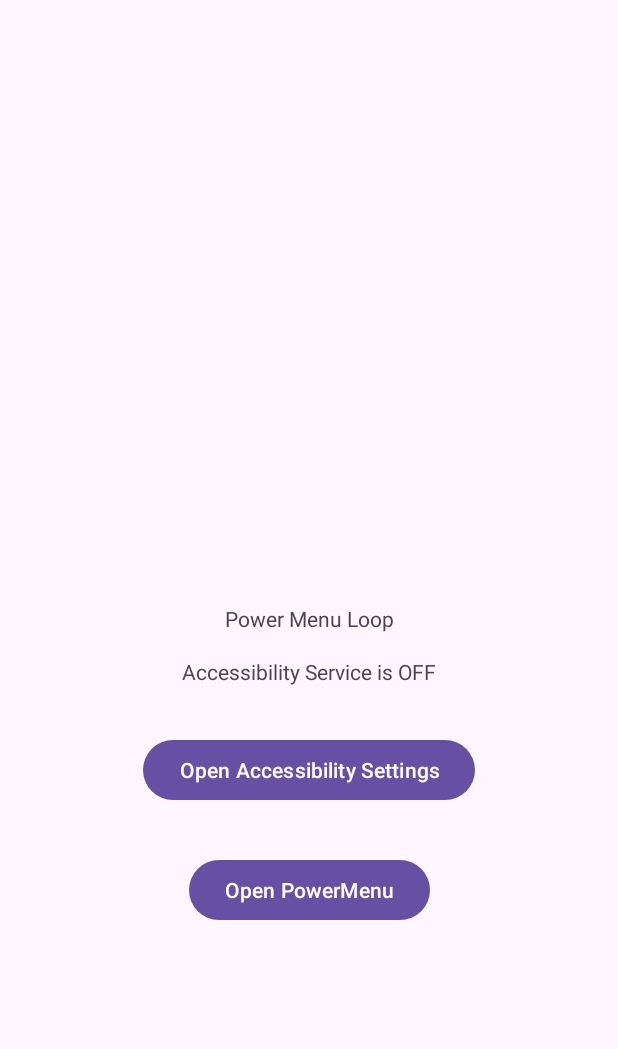
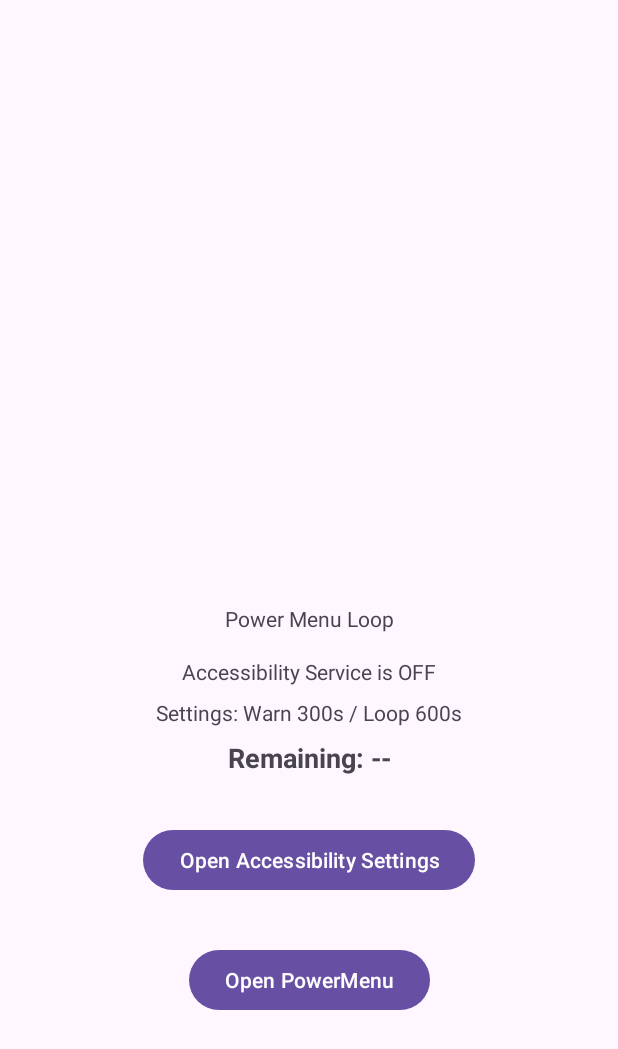
Before and after one commit to purple-comet/ShutDownLoop, an Android app: the screen it shows after launch (MainActivity), on a phone screen of 412 x 824 dp. Shown: the top 1049 px of the screen. Run offline under Robolectric (Android 15) with nearby library versions, the phone set to English and light mode, and no system bars.

Commit message:
feat: 位置情報で自宅付近のみ起動するように変更

```diff
--- a/app/src/main/AndroidManifest.xml
+++ b/app/src/main/AndroidManifest.xml
@@ -1,6 +1,10 @@
 <?xml version="1.0" encoding="utf-8"?>
 <manifest xmlns:android="http://schemas.android.com/apk/res/android"
     xmlns:tools="http://schemas.android.com/tools">
+
+    <!-- 位置情報権限の追加 -->
+    <uses-permission android:name="android.permission.ACCESS_FINE_LOCATION" />
+    <uses-permission android:name="android.permission.ACCESS_COARSE_LOCATION" />
 
     <application
         android:allowBackup="true"
--- a/app/src/main/java/com/example/powermenuloop/MainActivity.kt
+++ b/app/src/main/java/com/example/powermenuloop/MainActivity.kt
@@ -1,8 +1,10 @@
 package com.example.powermenuloop
 
+import android.Manifest
 import android.accessibilityservice.AccessibilityServiceInfo
 import android.content.Context
 import android.content.Intent
+import android.content.pm.PackageManager
 import android.os.Bundle
 import android.provider.Settings
 import android.view.accessibility.AccessibilityManager
@@ -11,12 +13,22 @@ import android.widget.TextView
 import android.widget.Toast
 import androidx.activity.enableEdgeToEdge
 import androidx.appcompat.app.AppCompatActivity
+import androidx.core.app.ActivityCompat
+import androidx.core.content.ContextCompat
 import androidx.core.view.ViewCompat
 import androidx.core.view.WindowInsetsCompat
+import android.util.Log
+
 
 class MainActivity : AppCompatActivity() {
 
     private lateinit var statusTextView: TextView
+    private lateinit var settingsTextView: TextView
+    private lateinit var remainingTextView: TextView // 追加
+
+    companion object {
+        private const val PERMISSION_REQUEST_LOCATION = 1001
+    }
 
     override fun onCreate(savedInstanceState: Bundle?) {
         super.onCreate(savedInstanceState)
@@ -29,6 +41,13 @@ class MainActivity : AppCompatActivity() {
         }
 
         statusTextView = findViewById(R.id.tv_status)
+        settingsTextView = findViewById(R.id.tv_thresholds)
+        remainingTextView = findViewById(R.id.tv_remaining) // 紐付け
+
+        // 設定値を表示
+        val warningSec = AppUsageMonitor.WARNING_THRESHOLD_MS / 1000
+        val loopSec = AppUsageMonitor.LOOP_THRESHOLD_MS / 1000
+        settingsTextView.text = "Settings: Warn ${warningSec}s / Loop ${loopSec}s"
 
         val button = findViewById<Button>(R.id.btn_accessibility_settings)
         button.setOnClickListener {
@@ -39,27 +58,49 @@ class MainActivity : AppCompatActivity() {
         button2.setOnClickListener {
             openPowerMenu()
         }
+
+        // 位置情報権限のリクエストボタンを追加したいが、レイアウト変更が必要。
+        // とりあえず起動時にチェックしてリクエストする
+        checkAndRequestLocationPermission()
+    }
+
+    private fun checkAndRequestLocationPermission() {
+        if (ContextCompat.checkSelfPermission(this, Manifest.permission.ACCESS_FINE_LOCATION) != PackageManager.PERMISSION_GRANTED) {
+            ActivityCompat.requestPermissions(this, arrayOf(Manifest.permission.ACCESS_FINE_LOCATION), PERMISSION_REQUEST_LOCATION)
+        }
+    }
+
+    override fun onRequestPermissionsResult(requestCode: Int, permissions: Array<out String>, grantResults: IntArray) {
+        super.onRequestPermissionsResult(requestCode, permissions, grantResults)
+        if (requestCode == PERMISSION_REQUEST_LOCATION) {
+            if ((grantResults.isNotEmpty() && grantResults[0] == PackageManager.PERMISSION_GRANTED)) {
+                Toast.makeText(this, "Location Permission Granted", Toast.LENGTH_SHORT).show()
+            } else {
+                Toast.makeText(this, "Location Permission Denied", Toast.LENGTH_SHORT).show()
+            }
+        }
     }
 
     override fun onResume() {
         super.onResume()
         if (isAccessibilityServiceEnabled(PowerMenuService::class.java)) {
-            // Toast.makeText(this, "Accessibility Service is Enabled!", Toast.LENGTH_SHORT).show()
-
-            // サービスからのステータス更新を受け取る
-            PowerMenuService.onStatusUpdateListener = { status ->
+            Log.d("MainActivity", "Accessibility Service is ON")
+            PowerMenuService.onStatusUpdateListener = { pkg, total, remaining ->
                 runOnUiThread {
-                    statusTextView.text = status
+                    // ステータスと残り時間をそれぞれのTextViewに表示
+                    statusTextView.text = "Monitoring: $pkg\nTotal: ${total / 1000}s"
+                    remainingTextView.text = "Remaining: ${remaining / 1000}s"
                 }
             }
         } else {
+            Log.d("MainActivity", "Accessibility Service is OFF")
             statusTextView.text = "Accessibility Service is OFF"
+            remainingTextView.text = "Remaining: --"
         }
     }
 
     override fun onPause() {
         super.onPause()
-        // メモリリーク防止のためリスナーを解除
         PowerMenuService.onStatusUpdateListener = null
     }
 
--- a/app/src/main/res/layout/activity_main.xml
+++ b/app/src/main/res/layout/activity_main.xml
@@ -27,6 +27,28 @@
         app:layout_constraintStart_toStartOf="parent"
         app:layout_constraintTop_toBottomOf="@+id/textView" />
 
+    <TextView
+        android:id="@+id/tv_thresholds"
+        android:layout_width="wrap_content"
+        android:layout_height="wrap_content"
+        android:layout_marginTop="8dp"
+        tools:text="Settings: Warn 10s / Loop 30s"
+        app:layout_constraintEnd_toEndOf="parent"
+        app:layout_constraintStart_toStartOf="parent"
+        app:layout_constraintTop_toBottomOf="@+id/tv_status" />
+
+    <TextView
+        android:id="@+id/tv_remaining"
+        android:layout_width="wrap_content"
+        android:layout_height="wrap_content"
+        android:layout_marginTop="8dp"
+        android:text="Remaining: --"
+        android:textSize="18sp"
+        android:textStyle="bold"
+        app:layout_constraintEnd_toEndOf="parent"
+        app:layout_constraintStart_toStartOf="parent"
+        app:layout_constraintTop_toBottomOf="@+id/tv_thresholds" />
+
     <Button
         android:id="@+id/btn_accessibility_settings"
         android:layout_width="wrap_content"
@@ -35,7 +57,7 @@
         android:text="Open Accessibility Settings"
         app:layout_constraintEnd_toEndOf="parent"
         app:layout_constraintStart_toStartOf="parent"
-        app:layout_constraintTop_toBottomOf="@+id/tv_status" />
+        app:layout_constraintTop_toBottomOf="@+id/tv_remaining" />
 
     <Button
         android:id="@+id/btn_display_powermenu"
```
Also changed, not shown: app/src/main/java/com/example/powermenuloop/AppUsageMonitor.kt (+102 -18 lines), app/src/main/java/com/example/powermenuloop/PowerMenuService.kt (+77 -12 lines).
